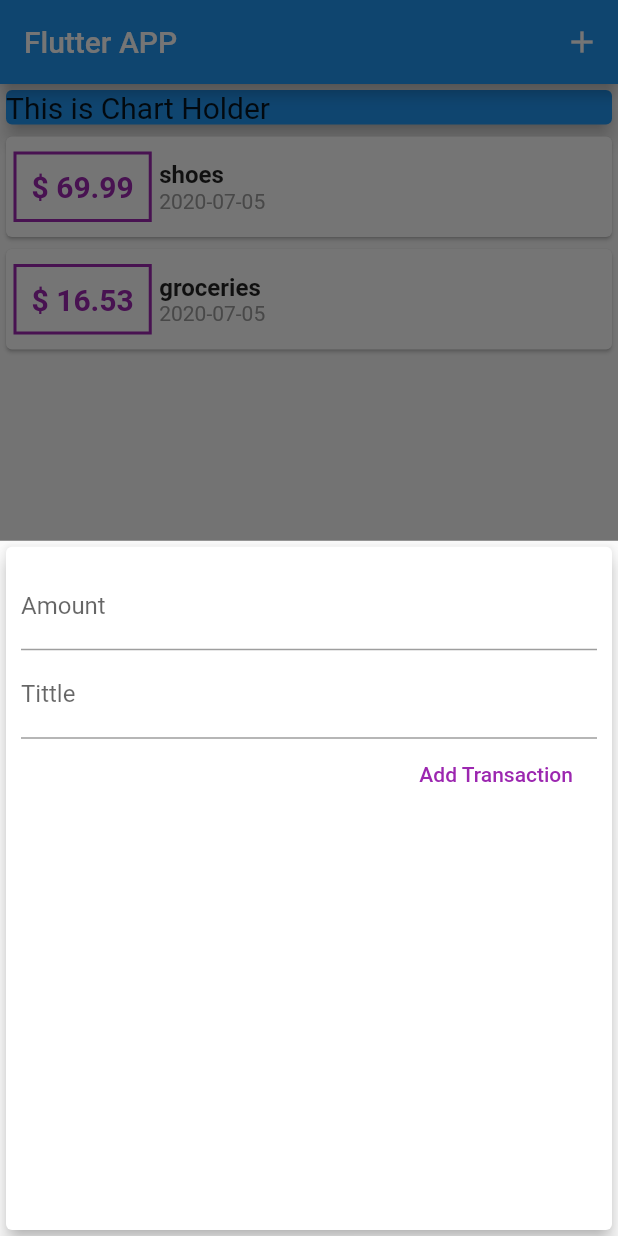
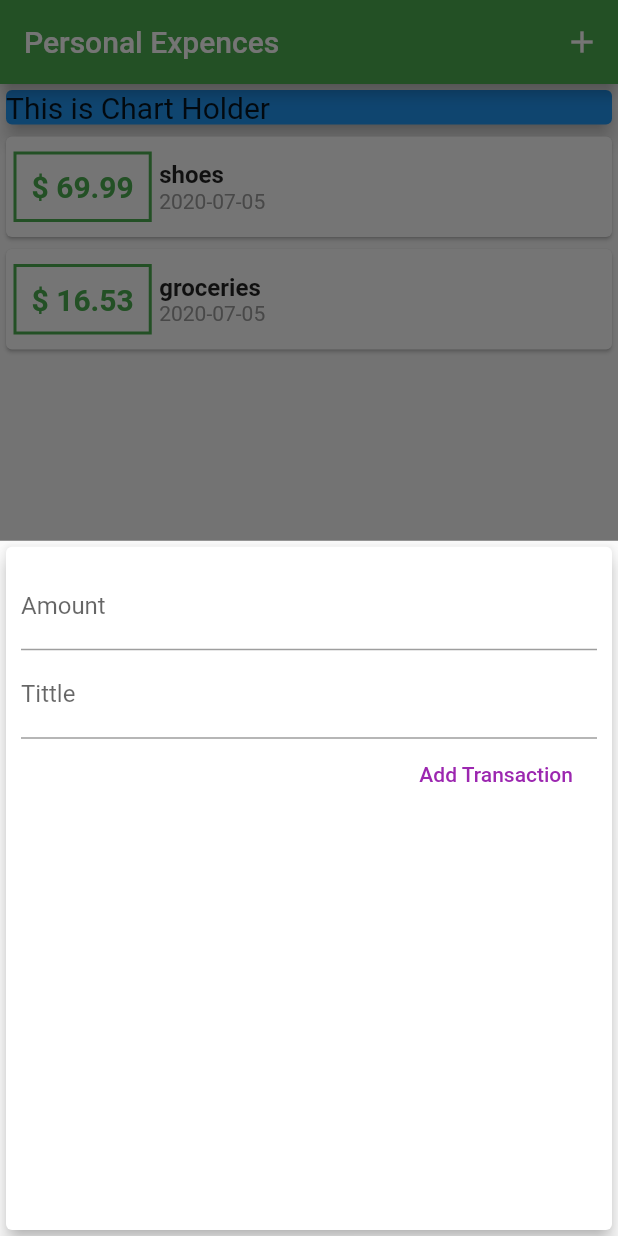
Before and after one commit to praveenbapuram/flutter_expense_calculator, a Flutter app: the screen it shows after launch, after a tap on the "add" icon, on a phone screen of 412 x 824 dp. Run offline on Flutter 3.47's test engine with Material 2 defaults, Android fonts, the phone set to English and light mode, and no system bars.

Commit message:
1)Making newTransactions Stateful widget so that the content in not lost when other input button is tapped. 2)Theming.

```diff
--- a/lib/main.dart
+++ b/lib/main.dart
@@ -12,7 +12,12 @@ class MyApp extends StatelessWidget {
   @override
   Widget build(BuildContext context) {
     return MaterialApp(
-      title: "Flutter App",
+      title: "Personal Expences",
+      theme: ThemeData(
+       // primaryColor : Colors.red  this is fixed colour but the primaryswatch generates the many varients.
+       primarySwatch: Colors.green,
+       accentColor: Colors.amber
+      ),
       home: MyHomePage(),
     );
   }
@@ -24,6 +29,7 @@ class MyHomePage extends StatefulWidget {
 }
 
 class _MyHomePageState extends State<MyHomePage> {
+
   void _addNewTransaction(String txTittle, double txnAmount) {
     final newTxn = new Transaction(
         id: DateTime.now().toString(),
@@ -49,6 +55,7 @@ class _MyHomePageState extends State<MyHomePage> {
           return GestureDetector(
             onTap: () {},
             child: NewTransaction(_addNewTransaction),
+            behavior: HitTestBehavior.opaque,
           );
         });
   }
@@ -57,7 +64,7 @@ class _MyHomePageState extends State<MyHomePage> {
   Widget build(BuildContext context) {
     return Scaffold(
       appBar: AppBar(
-        title: Text('Flutter APP'),
+        title: Text('Personal Expences'),
         actions: <Widget>[
           IconButton(
             icon: Icon(Icons.add),
--- a/lib/widgets/new_transaction.dart
+++ b/lib/widgets/new_transaction.dart
@@ -1,17 +1,25 @@
 import 'package:flutter/material.dart';
 
-class NewTransaction extends StatelessWidget {
-  final amountController = TextEditingController();
-  final tittleController = TextEditingController();
-
+class NewTransaction extends StatefulWidget {
   final Function addTxnHandler;
 
   NewTransaction(this.addTxnHandler);
 
+  @override
+  _NewTransactionState createState() => _NewTransactionState();
+}
+
+class _NewTransactionState extends State<NewTransaction> {
+  final amountController = TextEditingController();
+
+  final tittleController = TextEditingController();
+
   void submitTransaction() {
-    addTxnHandler(this.tittleController.text, double.parse(this.amountController.text));
+    widget.addTxnHandler(this.tittleController.text, double.parse(this.amountController.text));
     print('Amount : ' + this.amountController.text);
     print('Tittle : ' + this.tittleController.text);
+
+   Navigator.of(context).pop();
   }
 
   @override
--- a/lib/widgets/transaction_list.dart
+++ b/lib/widgets/transaction_list.dart
@@ -21,12 +21,12 @@ class TransactionList extends StatelessWidget {
                       style: TextStyle(
                           fontWeight: FontWeight.bold,
                           fontSize: 20,
-                          color: Colors.purple),
+                          color: Theme.of(context).primaryColor),
                     ),
                     margin: EdgeInsets.symmetric(horizontal: 5, vertical: 10),
                     decoration: BoxDecoration(
                         border: Border.all(
-                      color: Colors.purple,
+                       color: Theme.of(context).primaryColor,
                       width: 2,
                     )),
                     padding: EdgeInsets.all(10),
```
